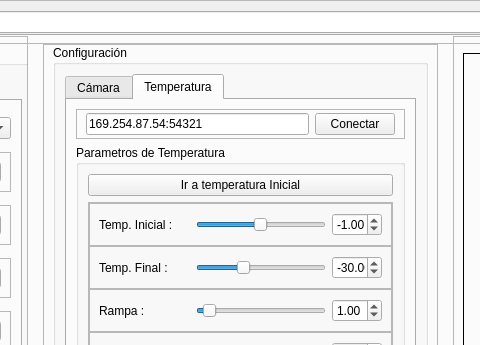
This is v4-interfaz.ui in tigre437/interfazv4 as Qt 5 draws it before an edit; both pictures show x 379 to 859 and y 0 to 345 of the 1350 by 832 pixel window. The edited form follows.
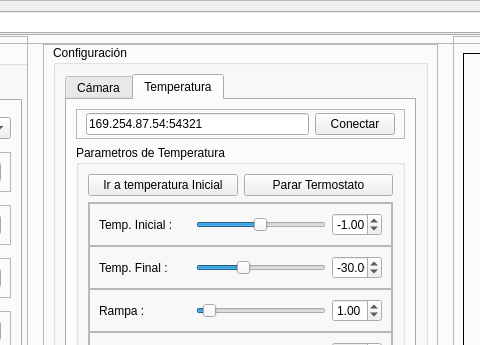
This is the edited form. The open tabs and pages were chosen to show the change. Icons and pictures are not drawn.

```diff
--- a/v4-interfaz.ui
+++ b/v4-interfaz.ui
@@ -1655,11 +1655,22 @@
                 </property>
                 <layout class="QVBoxLayout" name="verticalLayout_9">
                  <item>
+                  <layout class="QHBoxLayout" name="horizontalLayout_4">
+                   <item>
                   <widget class="QPushButton" name="buttonIrTempInic">
                    <property name="text">
                     <string>Ir a temperatura Inicial</string>
                    </property>
                   </widget>
+                   </item>
+                   <item>
+                    <widget class="QPushButton" name="buttonPararTermo">
+                     <property name="text">
+                      <string>Parar Termostato</string>
+                     </property>
+                    </widget>
+                   </item>
+                  </layout>
                  </item>
                  <item>
                   <widget class="QFrame" name="frame_13">
```
Left out of the diff: 2 changed lines with no effect on the pictures. Lines whose indentation alone changed are shown as unchanged.
